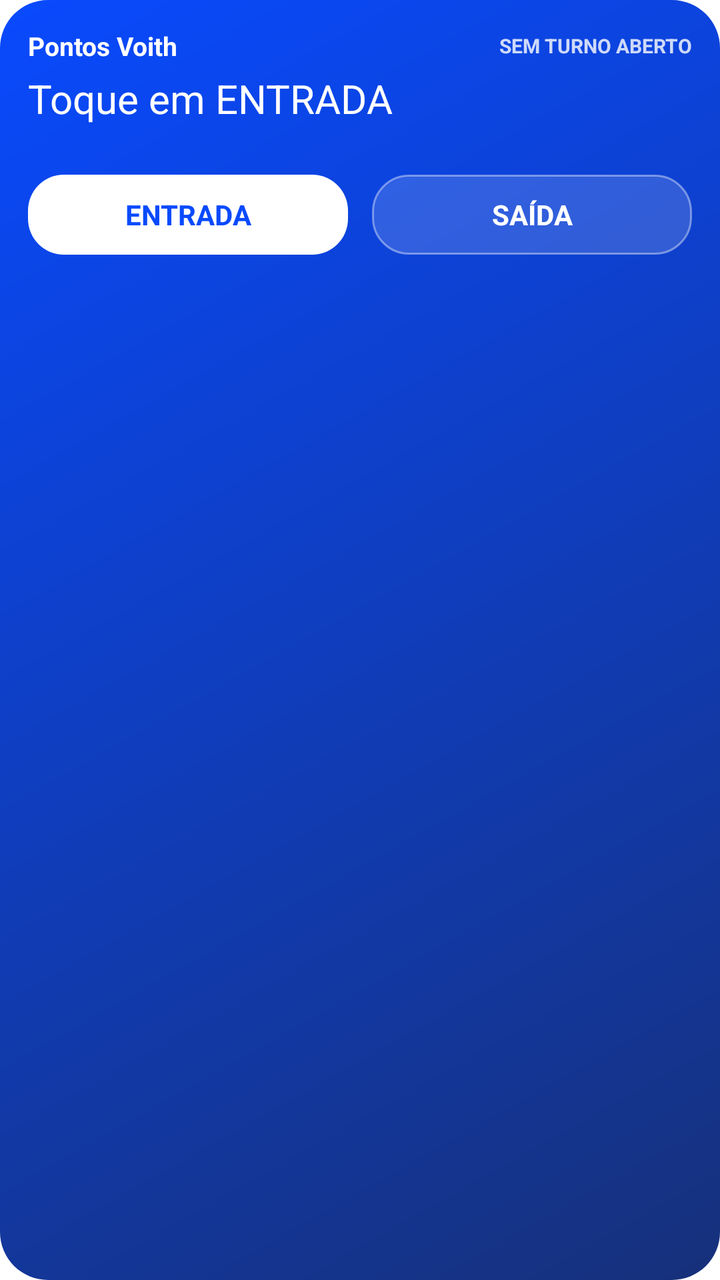
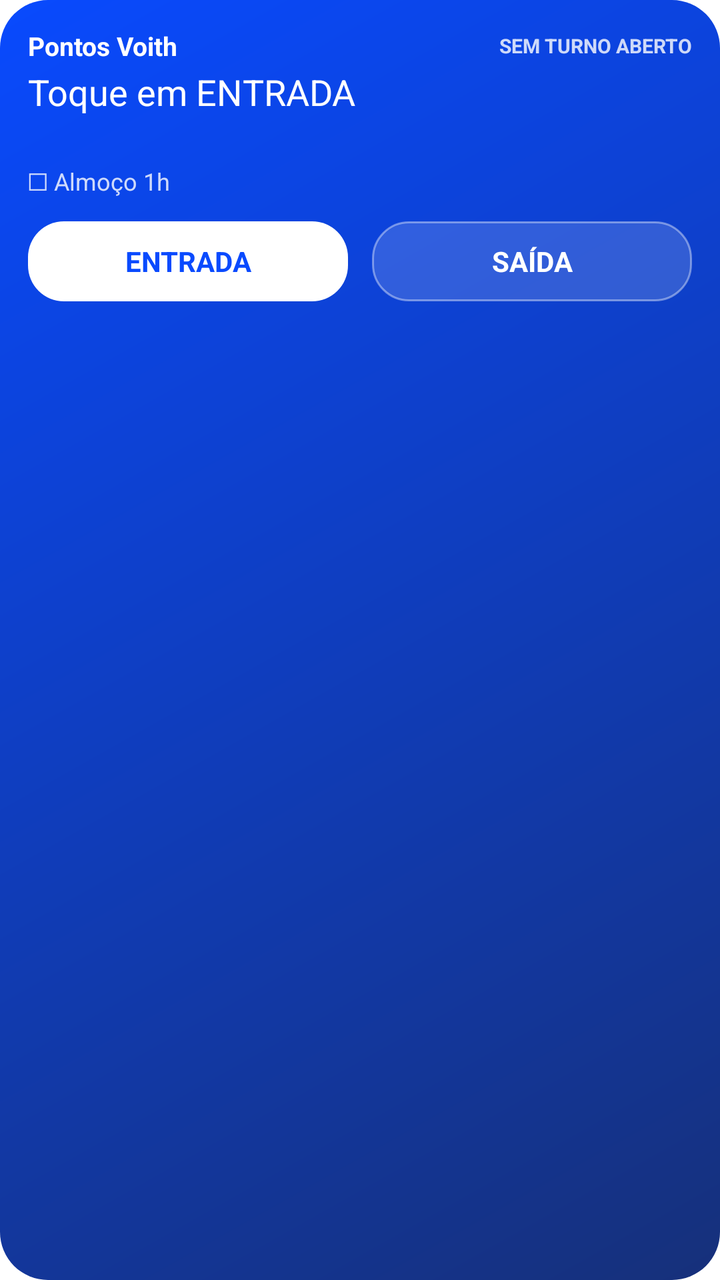

An Android layout rendered at two revisions. The XML below is the earlier revision; the diff shows what the commit changed to produce the second picture.
<!-- AndroidManifest.xml: activity theme Theme.PontosVoith.Transparente -->
<!-- res/layout/widget_ponto.xml -->
<?xml version="1.0" encoding="utf-8"?>
<LinearLayout xmlns:android="http://schemas.android.com/apk/res/android"
    android:id="@+id/widget_raiz"
    android:layout_width="match_parent"
    android:layout_height="match_parent"
    android:background="@drawable/widget_fundo"
    android:orientation="vertical"
    android:padding="14dp">

    
    <LinearLayout
        android:id="@+id/widget_cabecalho"
        android:layout_width="match_parent"
        android:layout_height="wrap_content"
        android:gravity="center_vertical"
        android:orientation="horizontal">

        <TextView
            android:layout_width="0dp"
            android:layout_height="wrap_content"
            android:layout_weight="1"
            android:text="Pontos Voith"
            android:textColor="#FFFFFFFF"
            android:textSize="13sp"
            android:textStyle="bold" />

        <ImageView
            android:id="@+id/widget_indicador"
            android:layout_width="8dp"
            android:layout_height="8dp"
            android:layout_marginEnd="6dp"
            android:src="@drawable/widget_ponto_verde"
            android:visibility="gone" />

        <TextView
            android:id="@+id/widget_status"
            android:layout_width="wrap_content"
            android:layout_height="wrap_content"
            android:text="SEM TURNO ABERTO"
            android:textColor="#CCFFFFFF"
            android:textSize="10sp"
            android:textStyle="bold" />
    </LinearLayout>

    
    <Chronometer
        android:id="@+id/widget_cronometro"
        android:layout_width="wrap_content"
        android:layout_height="wrap_content"
        android:layout_marginTop="4dp"
        android:textColor="#FFFFFFFF"
        android:textSize="28sp"
        android:visibility="gone" />

    <TextView
        android:id="@+id/widget_principal"
        android:layout_width="wrap_content"
        android:layout_height="wrap_content"
        android:layout_marginTop="4dp"
        android:text="Toque em ENTRADA"
        android:textColor="#FFFFFFFF"
        android:textSize="20sp" />

    <TextView
        android:id="@+id/widget_detalhe"
        android:layout_width="match_parent"
        android:layout_height="wrap_content"
        android:maxLines="1"
        android:ellipsize="end"
        android:text=""
        android:textColor="#CCFFFFFF"
        android:textSize="11sp" />

    
    <LinearLayout
        android:layout_width="match_parent"
        android:layout_height="wrap_content"
        android:layout_marginTop="10dp"
        android:orientation="horizontal">

        <TextView
            android:id="@+id/widget_btn_entrada"
            android:layout_width="0dp"
            android:layout_height="40dp"
            android:layout_marginEnd="6dp"
            android:layout_weight="1"
            android:background="@drawable/widget_botao_ativo"
            android:gravity="center"
            android:text="ENTRADA"
            android:textColor="#FF094AFE"
            android:textSize="14sp"
            android:textStyle="bold" />

        <TextView
            android:id="@+id/widget_btn_saida"
            android:layout_width="0dp"
            android:layout_height="40dp"
            android:layout_marginStart="6dp"
            android:layout_weight="1"
            android:background="@drawable/widget_botao_inativo"
            android:gravity="center"
            android:text="SAÍDA"
            android:textColor="#FFFFFFFF"
            android:textSize="14sp"
            android:textStyle="bold" />
    </LinearLayout>
</LinearLayout>
<!-- resources referenced by this layout -->
<resources>
  <!-- drawable widget_botao_ativo (drawable) -->
  <?xml version="1.0" encoding="utf-8"?>
  <shape xmlns:android="http://schemas.android.com/apk/res/android" android:shape="rectangle">
      <corners android:radius="18dp" />
      <solid android:color="#FFFFFFFF" />
  </shape>
  <!-- drawable widget_botao_inativo (drawable) -->
  <?xml version="1.0" encoding="utf-8"?>
  <shape xmlns:android="http://schemas.android.com/apk/res/android" android:shape="rectangle">
      <corners android:radius="18dp" />
      <solid android:color="#26FFFFFF" />
      <stroke android:width="1dp" android:color="#66FFFFFF" />
  </shape>
  <!-- drawable widget_fundo (drawable) -->
  <?xml version="1.0" encoding="utf-8"?>
  <shape xmlns:android="http://schemas.android.com/apk/res/android" android:shape="rectangle">
      <corners android:radius="24dp" />
      <gradient android:angle="315" android:startColor="#FF094AFE" android:endColor="#FF16307A" />
  </shape>
  <!-- drawable widget_ponto_verde (drawable) -->
  <?xml version="1.0" encoding="utf-8"?>
  <shape xmlns:android="http://schemas.android.com/apk/res/android" android:shape="oval">
      <size android:width="8dp" android:height="8dp" />
      <solid android:color="#FF3DDC84" />
  </shape>
  <style name="Theme.PontosVoith.Transparente" parent="android:Theme.Translucent.NoTitleBar">
          <item name="android:windowNoTitle">true</item>
          <item name="android:windowIsTranslucent">true</item>
          <item name="android:windowBackground">@android:color/transparent</item>
          <item name="android:backgroundDimEnabled">false</item>
          <item name="android:windowAnimationStyle">@null</item>
      </style>
</resources>

<!-- the commit's change to res/layout/widget_ponto.xml (unified diff, before → after) -->
@@ -7,7 +7,6 @@
     android:orientation="vertical"
     android:padding="14dp">
 
-    
     <LinearLayout
         android:id="@+id/widget_cabecalho"
         android:layout_width="match_parent"
@@ -42,31 +41,30 @@
             android:textStyle="bold" />
     </LinearLayout>
 
-    
     <Chronometer
         android:id="@+id/widget_cronometro"
         android:layout_width="wrap_content"
         android:layout_height="wrap_content"
-        android:layout_marginTop="4dp"
+        android:layout_marginTop="2dp"
         android:textColor="#FFFFFFFF"
-        android:textSize="28sp"
+        android:textSize="26sp"
         android:visibility="gone" />
 
     <TextView
         android:id="@+id/widget_principal"
         android:layout_width="wrap_content"
         android:layout_height="wrap_content"
-        android:layout_marginTop="4dp"
+        android:layout_marginTop="2dp"
         android:text="Toque em ENTRADA"
         android:textColor="#FFFFFFFF"
-        android:textSize="20sp" />
+        android:textSize="18sp" />
 
     <TextView
         android:id="@+id/widget_detalhe"
         android:layout_width="match_parent"
         android:layout_height="wrap_content"
+        android:ellipsize="end"
         android:maxLines="1"
-        android:ellipsize="end"
         android:text=""
         android:textColor="#CCFFFFFF"
         android:textSize="11sp" />
@@ -75,7 +73,39 @@
     <LinearLayout
         android:layout_width="match_parent"
         android:layout_height="wrap_content"
-        android:layout_marginTop="10dp"
+        android:layout_marginTop="4dp"
+        android:gravity="center_vertical"
+        android:orientation="horizontal">
+
+        <TextView
+            android:id="@+id/widget_almoco"
+            android:layout_width="0dp"
+            android:layout_height="28dp"
+            android:layout_weight="1"
+            android:gravity="center_vertical"
+            android:text="☐ Almoço 1h"
+            android:textColor="#CCFFFFFF"
+            android:textSize="12sp" />
+
+        <TextView
+            android:id="@+id/widget_desfazer"
+            android:layout_width="wrap_content"
+            android:layout_height="28dp"
+            android:background="@drawable/widget_botao_inativo"
+            android:gravity="center"
+            android:paddingStart="12dp"
+            android:paddingEnd="12dp"
+            android:text="↶ Desfazer"
+            android:textColor="#FFFFFFFF"
+            android:textSize="12sp"
+            android:textStyle="bold"
+            android:visibility="gone" />
+    </LinearLayout>
+
+    <LinearLayout
+        android:layout_width="match_parent"
+        android:layout_height="wrap_content"
+        android:layout_marginTop="6dp"
         android:orientation="horizontal">
 
         <TextView
